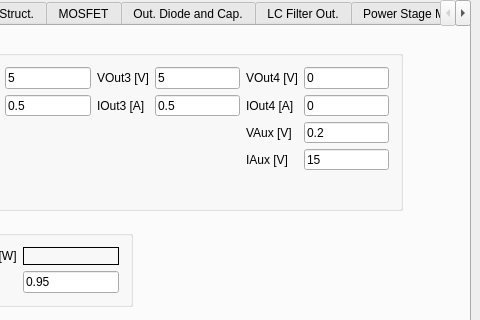
The window that FLySMPS/FLySMPS.ui (aemeltsev/FLySMPS) describes before a commit, drawn with Qt 5; both pictures show x 410 to 890 and y 0 to 320 of the 890 by 490 pixel window.
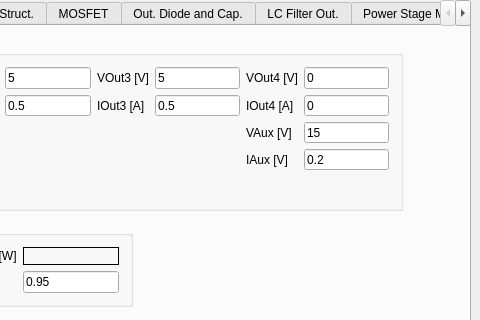
The same window after the commit. Icons and pictures are not drawn. Custom widgets are drawn as their Qt base class.

Commit message: fix: bug with auxilary current, voltage values

Diff of the .ui file:
```diff
--- a/FLySMPS/FLySMPS.ui
+++ b/FLySMPS/FLySMPS.ui
@@ -169,7 +169,7 @@
        <item row="2" column="9">
         <widget class="QLineEdit" name="VAux">
          <property name="text">
-          <string>0.2</string>
+          <string>15</string>
          </property>
         </widget>
        </item>
@@ -218,7 +218,7 @@
        <item row="3" column="9">
         <widget class="QLineEdit" name="IAux">
          <property name="text">
-          <string>15</string>
+          <string>0.2</string>
          </property>
         </widget>
        </item>
```
